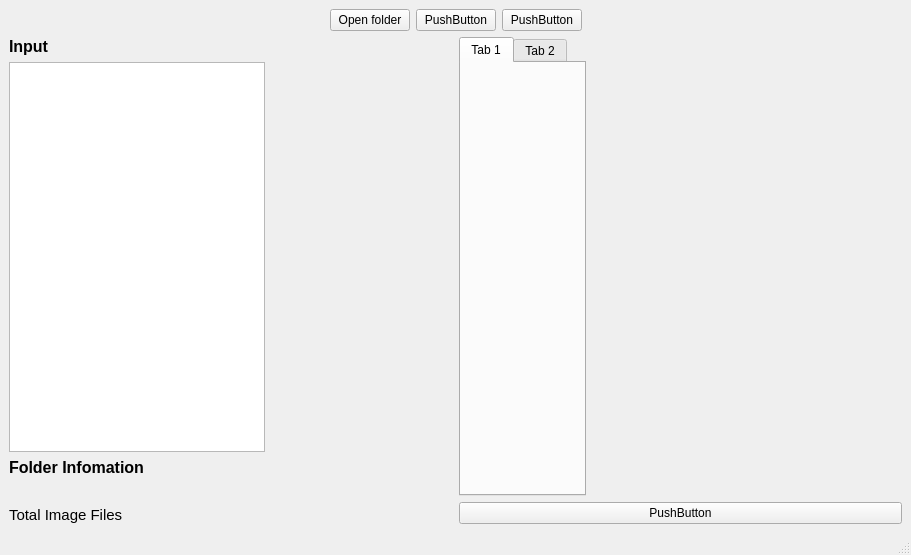
The window that ui.ui (minh0206/demo) describes before a commit, drawn with Qt 5.
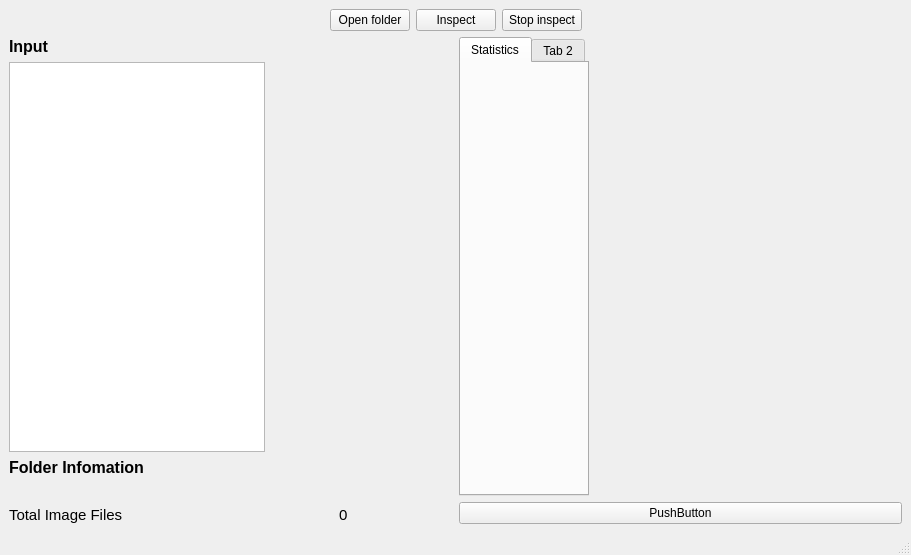
The same window after the commit. The open tabs and pages were chosen to show the change.

Commit message: add file extension variable

Patch:
```diff
--- a/ui.ui
+++ b/ui.ui
@@ -40,14 +40,14 @@
       <item>
        <widget class="QPushButton" name="pushButton_2">
         <property name="text">
-         <string>PushButton</string>
+         <string>Inspect</string>
         </property>
        </widget>
       </item>
       <item>
        <widget class="QPushButton" name="pushButton_3">
         <property name="text">
-         <string>PushButton</string>
+         <string>Stop inspect</string>
         </property>
        </widget>
       </item>
@@ -151,7 +151,7 @@
             </property>
            </widget>
           </item>
-          <item row="0" column="1">
+          <item row="0" column="1" alignment="Qt::AlignHCenter|Qt::AlignVCenter">
            <widget class="QLabel" name="labelTotalImg">
             <property name="font">
              <font>
@@ -159,7 +159,7 @@
              </font>
             </property>
             <property name="text">
-             <string/>
+             <string>0</string>
             </property>
            </widget>
           </item>
@@ -185,7 +185,7 @@
           </property>
           <widget class="QWidget" name="tab">
            <attribute name="title">
-            <string>Tab 1</string>
+            <string>Statistics</string>
            </attribute>
           </widget>
           <widget class="QWidget" name="tab_2">
```
Left out of the diff: 2 changed lines with no effect on the pictures. The commit also changes 2 other files.
